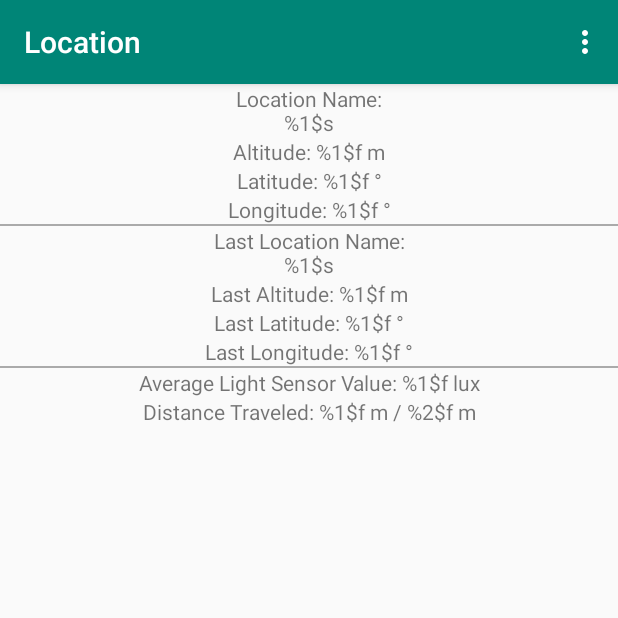
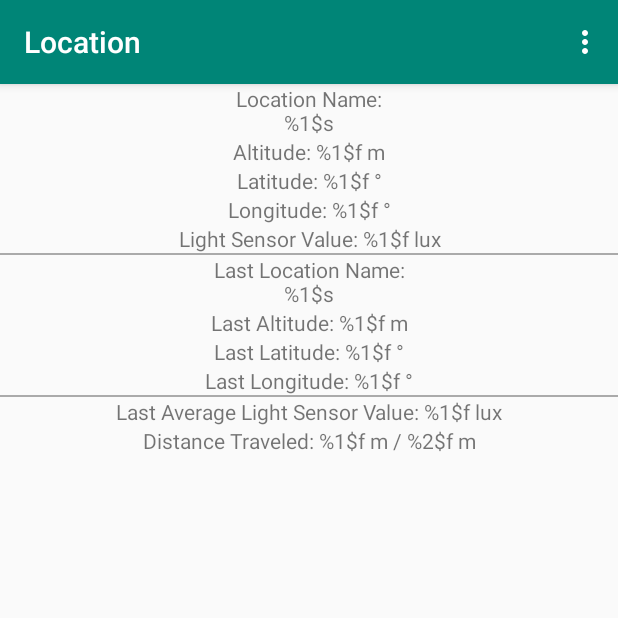
Before and after one commit to cshadd/location-android, an Android app: the screen it shows after launch (MainActivity), on a phone screen of 412 x 824 dp, the top half of it. Run offline under Robolectric (Android 15) with nearby library versions, the phone set to English and light mode, and no system bars.

Commit message:
Updated light

```diff
--- a/app/src/main/java/io/github/cshadd/location/MainActivity.java
+++ b/app/src/main/java/io/github/cshadd/location/MainActivity.java
@@ -34,7 +34,7 @@ import java.util.Locale;
 
 public class MainActivity extends AppCompatActivity {
     private static final int MAX_LIGHT_STORAGE = 5000;
-    private static final float RADIUS = 100;
+    private static final float RADIUS = 30;
 
     private Location currentLocation;
     private Geocoder geocoder;
@@ -49,6 +49,7 @@ public class MainActivity extends AppCompatActivity {
     private TextView textAltitude;
     private TextView textDistance;
     private TextView textLastAltitude;
+    private TextView textLastAverageLight;
     private TextView textLastLatitude;
     private TextView textLastLocation;
     private TextView textLastLongitude;
@@ -143,6 +144,7 @@ public class MainActivity extends AppCompatActivity {
         this.textAltitude = (TextView)findViewById(R.id.altitude);
         this.textDistance = (TextView)findViewById(R.id.distance);
         this.textLastAltitude = (TextView)findViewById(R.id.last_altitude);
+        this.textLastAverageLight = (TextView)findViewById(R.id.last_average_light);
         this.textLastLatitude = (TextView)findViewById(R.id.last_latitude);
         this.textLastLocation = (TextView)findViewById(R.id.last_location);
         this.textLastLongitude = (TextView)findViewById(R.id.last_longitude);
@@ -183,8 +185,7 @@ public class MainActivity extends AppCompatActivity {
                 }
 
                 lightValues.add(light);
-                final Float lightAverage = computeAverage(lightValues);
-                textLight.setText(res.getString(R.string.light, lightAverage));
+                textLight.setText(res.getString(R.string.light, light));
             }
         };
 
@@ -217,6 +218,7 @@ public class MainActivity extends AppCompatActivity {
 
                 if (lastLocation == null) {
                     resetLastLocation(currentLocation);
+                    textLastAverageLight.setText(res.getString(R.string.last_average_light, 0f));
                 }
 
                 final double lastAltitude = lastLocation.getAltitude();
@@ -234,6 +236,7 @@ public class MainActivity extends AppCompatActivity {
                 if (distance >= RADIUS) {
                     distance = RADIUS;
                     resetLastLocation(currentLocation);
+                    textLastAverageLight.setText(res.getString(R.string.last_average_light, computeAverage(lightValues)));
                     lightValues.clear();
                     Log.i("NOGA", "Resetting location!");
                 }
--- a/app/src/main/res/layout/activity_main.xml
+++ b/app/src/main/res/layout/activity_main.xml
@@ -33,6 +33,13 @@
         android:layout_height="wrap_content"
         android:gravity="center"
         android:text="@string/longitude" />
+
+    <TextView
+        android:id="@+id/light"
+        android:layout_width="match_parent"
+        android:layout_height="wrap_content"
+        android:gravity="center"
+        android:text="@string/light" />
 
     <View
         android:layout_width="match_parent"
@@ -73,11 +80,11 @@
         android:background="@android:color/darker_gray"/>
 
     <TextView
-        android:id="@+id/light"
+        android:id="@+id/last_average_light"
         android:layout_width="match_parent"
         android:layout_height="wrap_content"
         android:gravity="center"
-        android:text="@string/light" />
+        android:text="@string/last_average_light" />
 
     <TextView
         android:id="@+id/distance"
--- a/app/src/main/res/values/strings.xml
+++ b/app/src/main/res/values/strings.xml
@@ -8,11 +8,12 @@
     <string name="altitude">Altitude: %1$f m</string>
     <string name="distance">Distance Traveled: %1$f m / %2$f m</string>
     <string name="last_altitude">Last Altitude: %1$f m</string>
+    <string name="last_average_light">Last Average Light Sensor Value: %1$f lux</string>
     <string name="last_latitude">Last Latitude: %1$f &#176;</string>
     <string name="last_location">Last Location Name:\n%1$s</string>
     <string name="last_longitude">Last Longitude: %1$f &#176;</string>
     <string name="latitude">Latitude: %1$f &#176;</string>
-    <string name="light">Average Light Sensor Value: %1$f lux</string>
+    <string name="light">Light Sensor Value: %1$f lux</string>
     <string name="location">Location Name:\n%1$s</string>
     <string name="longitude">Longitude: %1$f &#176;</string>
 </resources>
```
